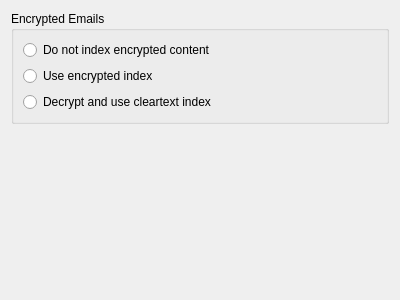
chusopr/kdepim-ktimetracker-akonadi, file nepomuk_email_feeder/configdialog.ui: the form before one commit.
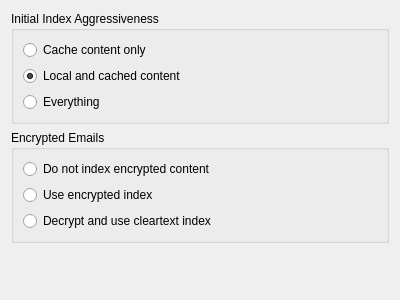
The form after the commit. Custom widgets are drawn as their Qt base class.

Commit message: Allow to configure the initial indexing aggressiveness in three steps: only cached content, local and cached content (default) and everything.

What changed in the file:
```diff
--- a/nepomuk_email_feeder/configdialog.ui
+++ b/nepomuk_email_feeder/configdialog.ui
@@ -10,7 +10,40 @@
     <height>300</height>
    </rect>
   </property>
-  <layout class="QVBoxLayout" name="verticalLayout_2">
+  <layout class="QVBoxLayout" name="verticalLayout_3">
+   <item>
+    <widget class="KButtonGroup" name="kcfg_IndexAggressiveness">
+     <property name="title">
+      <string>Initial Index Aggressiveness</string>
+     </property>
+     <layout class="QVBoxLayout" name="verticalLayout_4">
+      <item>
+       <widget class="QRadioButton" name="cachedOnly">
+        <property name="text">
+         <string>Cache content only</string>
+        </property>
+       </widget>
+      </item>
+      <item>
+       <widget class="QRadioButton" name="localAndCached">
+        <property name="text">
+         <string>Local and cached content</string>
+        </property>
+        <property name="checked">
+         <bool>true</bool>
+        </property>
+       </widget>
+      </item>
+      <item>
+       <widget class="QRadioButton" name="everything">
+        <property name="text">
+         <string>Everything</string>
+        </property>
+       </widget>
+      </item>
+     </layout>
+    </widget>
+   </item>
    <item>
     <widget class="KButtonGroup" name="kcfg_IndexEncryptedContent">
      <property name="title">
```
The commit also changes 5 other files.
